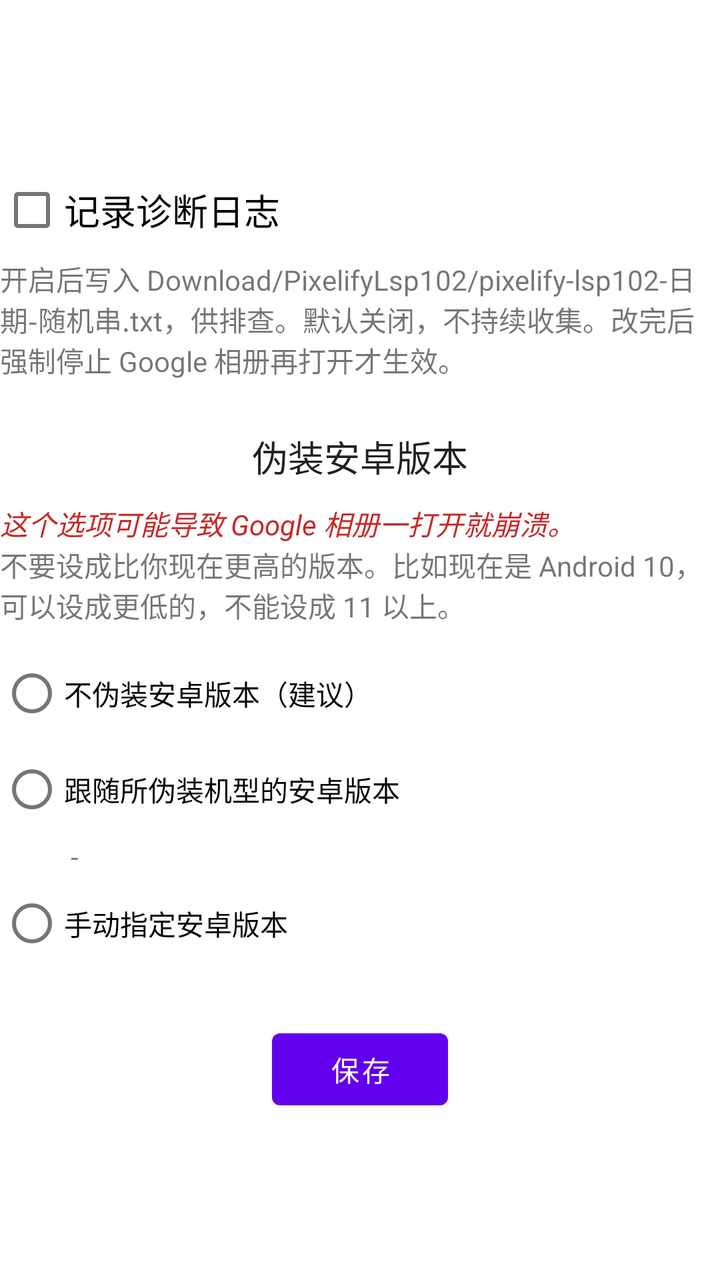
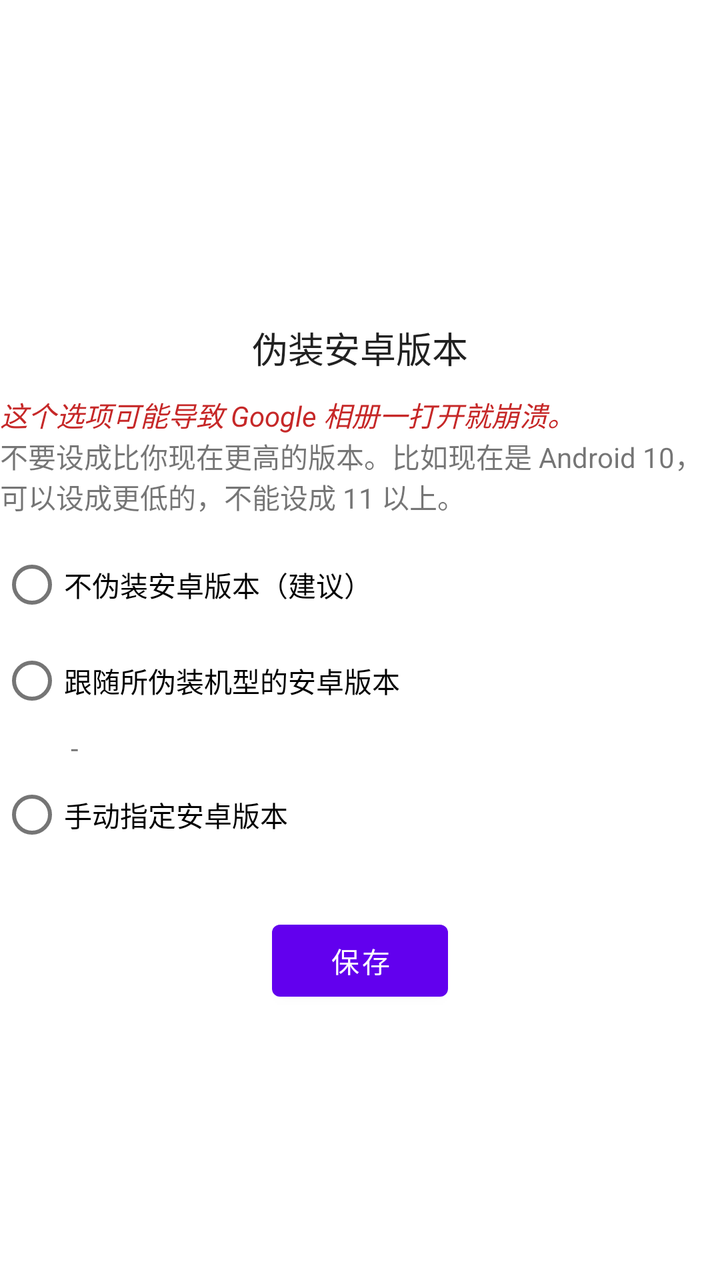

The first picture is an Android layout as it rendered before a commit; the second is the same layout after the commit. The layout source and the unified diff follow.
<!-- AndroidManifest.xml: application theme Theme.PixelifyGooglePhotos -->
<!-- res/layout/advanced_options_activity.xml -->
<?xml version="1.0" encoding="utf-8"?>
<ScrollView xmlns:android="http://schemas.android.com/apk/res/android"
    android:orientation="vertical"
    android:layout_width="match_parent"
    android:layout_height="match_parent"
    android:fillViewport="true"
    android:layout_margin="25dp"
    >

    <LinearLayout
        android:layout_width="match_parent"
        android:layout_height="match_parent"
        android:orientation="vertical"
        android:gravity="center"
        >

        <CheckBox
            android:layout_width="match_parent"
            android:layout_height="wrap_content"
            android:text="@string/enable_verbose_logging"
            android:id="@+id/verbose_logging"
            android:textAppearance="?android:attr/textAppearanceMedium"
            />

        <TextView
            android:layout_width="match_parent"
            android:layout_height="wrap_content"
            android:text="@string/enable_verbose_logging_desc"
            />

        <Space
            android:layout_width="wrap_content"
            android:layout_height="25dp"/>

        <TextView
            android:layout_width="wrap_content"
            android:layout_height="wrap_content"
            android:text="@string/spoof_android_version"
            android:textAppearance="?android:attr/textAppearanceMedium"
            android:textColor="?android:attr/textColorPrimary"
            />

        <Space
            android:layout_width="wrap_content"
            android:layout_height="10dp"/>

        <TextView
            android:layout_width="match_parent"
            android:layout_height="wrap_content"
            android:text="@string/this_might_cause_crash"
            android:textColor="@color/red"
            android:textStyle="italic"
            />

        <TextView
            android:layout_width="match_parent"
            android:layout_height="wrap_content"
            android:text="@string/spoof_android_version_desc"
            />

        <Space
            android:layout_width="wrap_content"
            android:layout_height="10dp"/>

        <RadioGroup
            android:layout_width="match_parent"
            android:layout_height="wrap_content"
            android:id="@+id/android_version_radio_group"
            >

            <RadioButton
                android:layout_width="match_parent"
                android:layout_height="wrap_content"
                android:text="@string/dont_spoof_android_version"
                android:id="@+id/dont_spoof_android_version"
                />

            <RadioButton
                android:layout_width="match_parent"
                android:layout_height="wrap_content"
                android:text="@string/follow_spoof_device_version"
                android:id="@+id/follow_spoof_device_version"
                />

            <LinearLayout
                android:layout_width="match_parent"
                android:layout_height="wrap_content"
                android:orientation="horizontal"
                android:layout_marginStart="32dp"
                >

                <TextView
                    android:layout_width="wrap_content"
                    android:layout_height="wrap_content"
                    android:id="@+id/device_name_label"
                    />

                <TextView
                    android:layout_width="wrap_content"
                    android:layout_height="wrap_content"
                    android:text=" - "
                    />

                <TextView
                    android:layout_width="wrap_content"
                    android:layout_height="wrap_content"
                    android:textColor="?android:attr/colorAccent"
                    android:id="@+id/device_android_version"
                    />

            </LinearLayout>

            <RadioButton
                android:layout_width="match_parent"
                android:layout_height="wrap_content"
                android:text="@string/manually_set_android_version"
                android:id="@+id/manually_set_android_version"
                />

            <Spinner
                android:layout_width="wrap_content"
                android:layout_height="wrap_content"
                android:layout_marginStart="32dp"
                android:visibility="gone"
                android:id="@+id/android_version_spinner"
                />

        </RadioGroup>

        <Space
            android:layout_width="wrap_content"
            android:layout_height="25dp"/>

        <Button
            android:layout_width="wrap_content"
            android:layout_height="wrap_content"
            android:text="@string/save"
            android:layout_gravity="center_horizontal"
            android:id="@+id/save_advanced_option"
            />

    </LinearLayout>

</ScrollView>
<!-- resources referenced by this layout -->
<resources>
  <color name="red">#C62828</color>
  <string name="dont_spoof_android_version">不伪装安卓版本（建议）</string>
  <string name="enable_verbose_logging">记录诊断日志</string>
  <string name="enable_verbose_logging_desc">开启后写入 Download/PixelifyLsp102/pixelify-lsp102-日期-随机串.txt，供排查。默认关闭，不持续收集。改完后强制停止 Google 相册再打开才生效。</string>
  <string name="follow_spoof_device_version">跟随所伪装机型的安卓版本</string>
  <string name="manually_set_android_version">手动指定安卓版本</string>
  <string name="save">保存</string>
  <string name="spoof_android_version">伪装安卓版本</string>
  <string name="spoof_android_version_desc">不要设成比你现在更高的版本。比如现在是 Android 10，可以设成更低的，不能设成 11 以上。</string>
  <string name="this_might_cause_crash">这个选项可能导致 Google 相册一打开就崩溃。</string>
  <style name="Theme.PixelifyGooglePhotos" parent="Theme.MaterialComponents.DayNight.DarkActionBar">
          
          <item name="colorPrimary">@color/purple_500</item>
          <item name="colorPrimaryVariant">@color/purple_700</item>
          <item name="colorOnPrimary">@color/white</item>
          
          <item name="colorSecondary">@color/teal_200</item>
          <item name="colorSecondaryVariant">@color/teal_700</item>
          <item name="colorOnSecondary">@color/black</item>
          
          <item name="android:statusBarColor" tools:targetApi="l">?attr/colorPrimaryVariant</item>
          
          <item name="colorAccent">@color/purple_500</item>
      </style>
  <color name="purple_500">#FF6200EE</color>
  <color name="purple_700">#FF3700B3</color>
  <color name="white">#FFFFFFFF</color>
  <color name="teal_200">#FF03DAC5</color>
  <color name="teal_700">#FF018786</color>
  <color name="black">#FF000000</color>
</resources>

<!-- the commit's change to res/layout/advanced_options_activity.xml (unified diff, before → after) -->
@@ -13,20 +13,6 @@
         android:orientation="vertical"
         android:gravity="center"
         >
-
-        <CheckBox
-            android:layout_width="match_parent"
-            android:layout_height="wrap_content"
-            android:text="@string/enable_verbose_logging"
-            android:id="@+id/verbose_logging"
-            android:textAppearance="?android:attr/textAppearanceMedium"
-            />
-
-        <TextView
-            android:layout_width="match_parent"
-            android:layout_height="wrap_content"
-            android:text="@string/enable_verbose_logging_desc"
-            />
 
         <Space
             android:layout_width="wrap_content"
<!-- resource entries referenced after the edit -->
@@ -2,8 +2,6 @@
 <resources>
   <color name="red">#C62828</color>
   <string name="dont_spoof_android_version">不伪装安卓版本（建议）</string>
-  <string name="enable_verbose_logging">记录诊断日志</string>
-  <string name="enable_verbose_logging_desc">开启后写入 Download/PixelifyLsp102/pixelify-lsp102-日期-随机串.txt，供排查。默认关闭，不持续收集。改完后强制停止 Google 相册再打开才生效。</string>
   <string name="follow_spoof_device_version">跟随所伪装机型的安卓版本</string>
   <string name="manually_set_android_version">手动指定安卓版本</string>
   <string name="save">保存</string>
